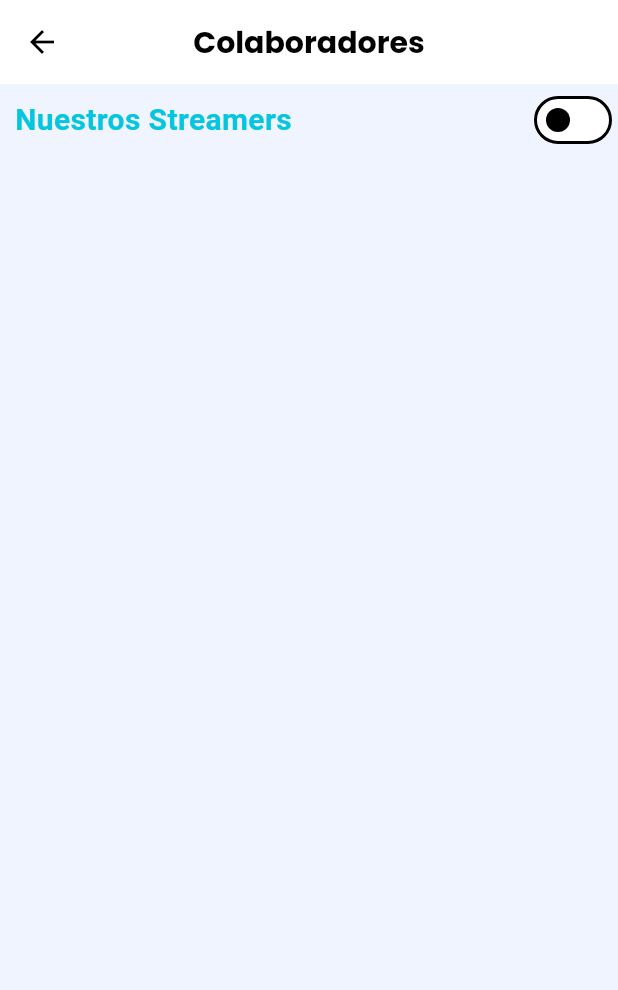
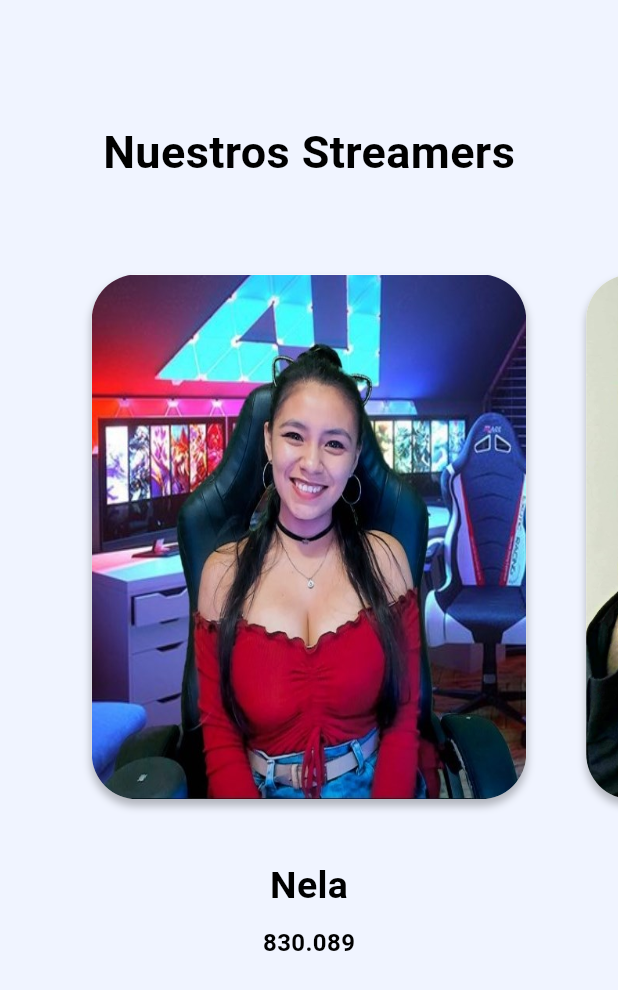
Before and after one commit to redlein/buscappme2, a Flutter app: the DrawerScreen widget shown alone on an empty page, opened directly, after a tap on "Colaboradores", on a phone screen of 412 x 824 dp. Shown: the top 990 px of the screen. Run offline on Flutter 3.47's test engine with Material 2 defaults, Android fonts, the phone set to English and light mode, and no system bars; our stand-ins replace flutter_secure_storage, font_awesome_flutter, google_fonts, google_mobile_ads, image_picker, shared_preferences and 3 more; missing offline and left inert: tiktoklikescroller; accounts and stored records are empty; network calls fail; statements that could not run were skipped.

Commit message:
colaboradores

```diff
--- a/lib/Pages/colaboradoresScreen.dart
+++ /dev/null
@@ -1,83 +0,0 @@
-import 'package:buscappme/domain/providers/change_provider.dart';
-import 'package:flutter/material.dart';
-import 'package:google_fonts/google_fonts.dart';
-import 'package:provider/provider.dart';
-
-class colaboradoresScreen extends StatelessWidget {
-  const colaboradoresScreen({Key? key}) : super(key: key);
-
-  @override
-  Widget build(BuildContext context) {
-    List personas = [
-      'https://estudiantes.ucontinental.edu.pe/wp-content/uploads/2020/09/Madurez-emocional-7.jpg',
-      'https://cdn.pixabay.com/photo/2018/05/01/16/19/young-man-3366016_960_720.jpg',
-      'https://media.istockphoto.com/id/1155093653/es/foto/retrato-de-joven-sonriente-en-la-calle.jpg?s=612x612&w=0&k=20&c=tAsN9-KqzXTtFSGkloNM7OOw590vZyM7buUtuT9CMls=',
-      'https://www.shutterstock.com/image-photo/halfbody-portraits-5yearold-boy-posing-260nw-1853102278.jpg',
-      'https://www.shutterstock.com/image-photo/portrait-happy-joyful-laughing-beautiful-260nw-126071342.jpg',
-      'https://upload.wikimedia.org/wikipedia/commons/e/e0/Anciano.JPG',
-      'https://encrypted-tbn0.gstatic.com/images?q=tbn:ANd9GcQc0xgxtQjDQAt3TPpfRCoTBjLQM7Lp-cSwKwXsjWfAiEGTRHzS1Zearxbaik7egN3DVd8&usqp=CAU',
-      'https://cloudfront-us-east-1.images.arcpublishing.com/eluniverso/FDS2SF5WH5CMHJUZC44LB2IJNU.webp',
-    ];
-
-    final cambio = Provider.of<ChangeProvider>(context);
-
-    return Scaffold(
-      appBar: AppBar(
-        centerTitle: true,
-        elevation: 0,
-        title: Text(
-          'Colaboradores',
-          style: GoogleFonts.poppins(
-            fontWeight: FontWeight.w700,
-            fontSize: 20,
-          ),
-        ),
-      ),
-      body: SingleChildScrollView(
-        child: Column(
-          crossAxisAlignment: CrossAxisAlignment.start,
-          children: [
-            //Streamer
-            Row(
-              mainAxisAlignment: MainAxisAlignment.spaceBetween,
-              children: [
-                const Padding(
-                  padding: EdgeInsets.symmetric(horizontal: 10.0),
-                  child: Text(
-                    'Nuestros Streamers',
-                    style: TextStyle(
-                      fontWeight: FontWeight.bold,
-                      fontSize: 20,
-                      color: Color.fromARGB(255, 6, 197, 223),
-                    ),
-                  ),
-                ),
-                Switch(
-                  value: cambio.dato,
-                  onChanged: (value) {
-                    cambio.cambiar(value);
-                    cambio.btnMostrarAlerta();
-                  },
-                ),
-              ],
-            ),
-
-            const SizedBox(height: 150.0),
-            Visibility(
-              visible: cambio.dato,
-              child: Padding(
-                padding: const EdgeInsets.symmetric(horizontal: 10.0),
-                child: Image.network(
-                  'https://sientetrujillo.com/wp-content/uploads/2022/02/Nela-caster-trujillana-Dota-2.jpg',
-                  height: 300,
-                  width: double.infinity,
-                  fit: BoxFit.cover,
-                ),
-              ),
-            ),
-          ],
-        ),
-      ),
-    );
-  }
-}
--- /dev/null
+++ b/lib/Pages/colaboradores_home.dart
@@ -0,0 +1,133 @@
+import 'dart:math';
+import 'package:buscappme/domain/models/models_colaboradores.dart';
+import 'package:buscappme/screen/details_colaboradores.dart';
+import 'package:flutter/material.dart';
+
+class colaboradoresHome extends StatefulWidget {
+  const colaboradoresHome({Key? key}) : super(key: key);
+
+  @override
+  State<colaboradoresHome> createState() => _colaboradoresHomeState();
+}
+
+class _colaboradoresHomeState extends State<colaboradoresHome> {
+  late PageController _pageController;
+  int _currentPage = 0;
+
+  @override
+  void initState() {
+    // TODO: implement initState
+    super.initState();
+    _pageController =
+        PageController(initialPage: _currentPage, viewportFraction: 0.8);
+  }
+
+  @override
+  void dispose() {
+    // TODO: implement dispose
+    super.dispose();
+    _pageController.dispose();
+  }
+
+  @override
+  Widget build(BuildContext context) {
+    return Scaffold(
+      body: Padding(
+        padding: const EdgeInsets.symmetric(vertical: 40),
+        child: Column(
+          children: <Widget>[
+            const Padding(
+              padding: EdgeInsets.all(40.0),
+              child: Center(
+                child: Text('Nuestros Streamers',
+                    style:
+                        TextStyle(fontWeight: FontWeight.bold, fontSize: 30)),
+              ),
+            ),
+            AspectRatio(
+              aspectRatio: 0.85,
+              child: PageView.builder(
+                  itemCount: dataList.length,
+                  physics: const ClampingScrollPhysics(),
+                  controller: _pageController,
+                  itemBuilder: (context, index) {
+                    return carouselView(index);
+                  }),
+            )
+          ],
+        ),
+      ),
+    );
+  }
+
+  Widget carouselView(int index) {
+    return AnimatedBuilder(
+      animation: _pageController,
+      builder: (context, child) {
+        double value = 0.0;
+        if (_pageController.position.haveDimensions) {
+          value = index.toDouble() - (_pageController.page ?? 0);
+          value = (value * 0.038).clamp(-1, 1);
+          print("value $value index $index");
+        }
+        return Transform.rotate(
+          angle: pi * value,
+          child: carouselCard(dataList[index]),
+        );
+      },
+    );
+  }
+
+  Widget carouselCard(DataModel data) {
+    return Column(
+      children: <Widget>[
+        Expanded(
+          child: Padding(
+            padding: const EdgeInsets.all(20.0),
+            child: Hero(
+              tag: data.imageName,
+              child: GestureDetector(
+                onTap: () {
+                  Navigator.push(
+                      context,
+                      MaterialPageRoute(
+                          builder: (context) => DetailsScreen(data: data)));
+                },
+                child: Container(
+                  decoration: BoxDecoration(
+                      color: Colors.white,
+                      borderRadius: BorderRadius.circular(30),
+                      image: DecorationImage(
+                          image: AssetImage(
+                            data.imageName,
+                          ),
+                          fit: BoxFit.fill),
+                      boxShadow: const [
+                        BoxShadow(
+                            offset: Offset(0, 4),
+                            blurRadius: 4,
+                            color: Colors.black26)
+                      ]),
+                ),
+              ),
+            ),
+          ),
+        ),
+        Padding(
+          padding: const EdgeInsets.only(top: 20),
+          child: Text(
+            data.title,
+            style: const TextStyle(fontSize: 25, fontWeight: FontWeight.bold),
+          ),
+        ),
+        Padding(
+          padding: const EdgeInsets.all(8.0),
+          child: Text(
+            "${data.seguidores}",
+            style: const TextStyle(fontSize: 16, fontWeight: FontWeight.bold),
+          ),
+        )
+      ],
+    );
+  }
+}
--- /dev/null
+++ b/lib/domain/models/models_colaboradores.dart
@@ -0,0 +1,19 @@
+class DataModel {
+  final String title;
+  final String imageName;
+  final double seguidores;
+  DataModel(
+    this.title,
+    this.imageName,
+    this.seguidores,
+  );
+}
+
+List<DataModel> dataList = [
+  DataModel('Nela', 'assets/images/nela.jpg', 830.089),
+  DataModel('Skross', 'assets/images/skros.jpg', 229.452),
+  DataModel('Neoshaggy', 'assets/images/neoshaggy.jpg', 168.872),
+  DataModel('Charly Cox', 'assets/images/charly.jpg', 523.697),
+  DataModel('Mr. Choco', 'assets/images/mr.choco.jpg', 723.697),
+  DataModel('Biyin', 'assets/images/biyin.jpg', 823.697),
+];
--- a/lib/domain/providers/change_provider.dart
+++ /dev/null
@@ -1,38 +0,0 @@
-import 'package:flutter/material.dart';
-
-class ChangeProvider with ChangeNotifier {
-  bool datoT = false;
-  bool dato = false;
-  bool dato2 = false;
-
-  bool isEmpty = false;
-
-  bool get isChange => dato;
-
-  cambiarT(bool value) {
-    datoT = value;
-    print(value);
-    notifyListeners();
-  }
-
-  cambiar(bool value) {
-    dato = value;
-    print(value);
-    notifyListeners();
-  }
-
-  cambiar2(bool value) {
-    dato2 = value;
-    print(value);
-    notifyListeners();
-  }
-
-  // Alerta
-  btnMostrarAlerta() {
-    (dato == false && dato2 == false && datoT == false)
-        ? (isEmpty = true)
-        : (isEmpty = false);
-
-    notifyListeners();
-  }
-}
--- a/lib/screen/drawer/drawerp.dart
+++ b/lib/screen/drawer/drawerp.dart
@@ -1,9 +1,9 @@
+import 'package:buscappme/Pages/colaboradores_home.dart';
+import 'package:buscappme/Pages/contactoscreen.dart';
 import 'package:buscappme/Pages/personas_page.dart';
 import 'package:buscappme/Pages/profile_page.dart';
 import 'package:buscappme/index_main.dart';
 import 'package:buscappme/screen/drawer/index_drawer.dart';
-import 'package:buscappme/Pages/contactoscreen.dart';
-import 'package:buscappme/Pages/colaboradoresScreen.dart';
 import 'package:buscappme/util/color_util.dart';
 import 'package:flutter/material.dart';
 
@@ -129,7 +129,7 @@ class DrawerScreen extends StatelessWidget {
                     } else if (sideMenuData['action_id'] == 3) {
                       Navigator.of(context).push(
                         MaterialPageRoute(
-                          builder: (context) => const colaboradoresScreen(),
+                          builder: (context) => const colaboradoresHome(),
                         ),
                       );
                     } else if (sideMenuData['action_id'] == 2) {
--- a/pubspec.yaml
+++ b/pubspec.yaml
@@ -88,6 +88,7 @@ flutter:
   # To add assets to your application, add an assets section, like this:
   assets:
     - assets/
+    - assets/images/
   #   - images/a_dot_ham.jpeg
 
   # An image asset can refer to one or more resolution-specific "variants", see
```
Also changed, not shown: lib/screen/details_colaboradores.dart (added, +69 -0 lines), lib/widgets/widget_personas.dart (+3 -14 lines), assets/images/biyin.jpg (added), assets/images/charly.jpg (added), assets/images/lucyWeird.jpg (added), assets/images/mr.choco.jpg (added), assets/images/nela.jpg (added), assets/images/neoshaggy.jpg (added), assets/images/skros.jpg (added), assets/logo2.png (deleted).
